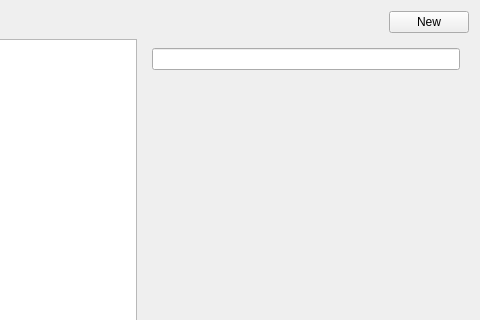
Above: src/WAccounts.ui from zivlakmilos/perfin-gui before the change; both pictures show x 201 to 681 and y 0 to 320 of the 681 by 540 pixel window. Below: the same form after it.
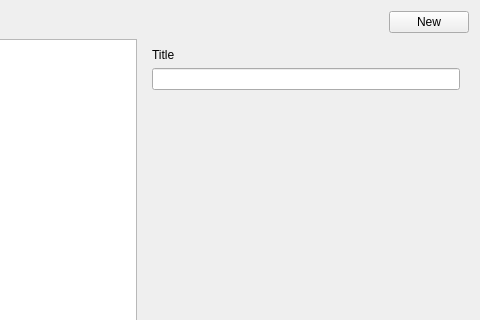
That is the form after the change.

Commit message: Update and insert accounts

```diff
--- a/src/WAccounts.ui
+++ b/src/WAccounts.ui
@@ -61,7 +61,14 @@
       <widget class="QWidget" name="widget" native="true">
        <layout class="QVBoxLayout" name="verticalLayout">
         <item>
-         <widget class="QLineEdit" name="lineEdit"/>
+         <widget class="QLabel" name="lblTitle">
+          <property name="text">
+           <string>Title</string>
+          </property>
+         </widget>
+        </item>
+        <item>
+         <widget class="QLineEdit" name="txtTitle"/>
         </item>
         <item>
          <spacer name="verticalSpacer">
```
Left out of the diff: 6 changed lines with no effect on the pictures. The commit also changes 2 other files.
